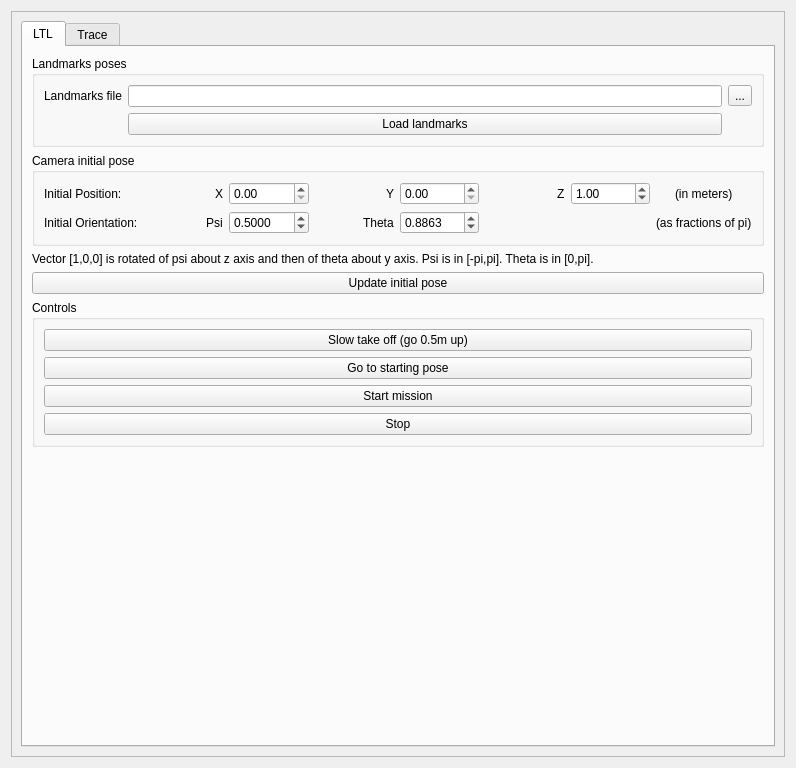
Above: gui/src/gui/choose_ltl_plan.ui from giorgiocorra/SML before the change. Below: the same form after it.
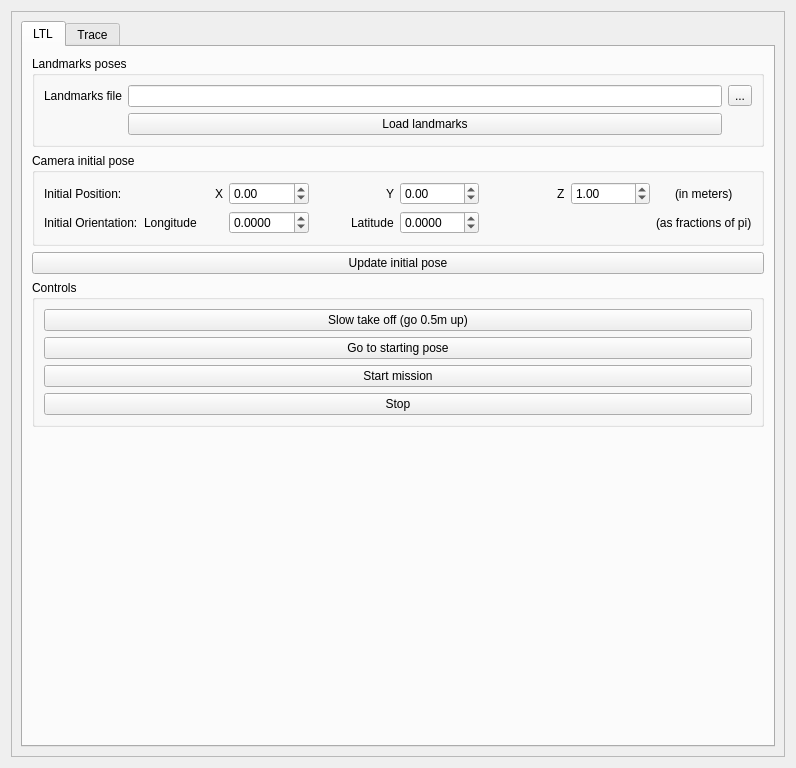
That is the form after the change.

Commit message: Changed angles in latitude-longitude configuration, working as matlab. Not using quad yaw.

The edit to the form file:
```diff
--- a/gui/src/gui/choose_ltl_plan.ui
+++ b/gui/src/gui/choose_ltl_plan.ui
@@ -89,7 +89,14 @@
                </widget>
               </item>
               <item row="0" column="2">
-               <widget class="QDoubleSpinBox" name="px"/>
+               <widget class="QDoubleSpinBox" name="px">
+                <property name="minimum">
+                 <double>-3.000000000000000</double>
+                </property>
+                <property name="maximum">
+                 <double>3.000000000000000</double>
+                </property>
+               </widget>
               </item>
               <item row="1" column="0">
                <widget class="QLabel" name="label_6">
@@ -113,7 +120,7 @@
                  <double>0.100000000000000</double>
                 </property>
                 <property name="value">
-                 <double>0.500000000000000</double>
+                 <double>0.000000000000000</double>
                 </property>
                </widget>
               </item>
@@ -146,7 +153,7 @@
                  <number>4</number>
                 </property>
                 <property name="minimum">
-                 <double>0.000000000000000</double>
+                 <double>-1.000000000000000</double>
                 </property>
                 <property name="maximum">
                  <double>1.000000000000000</double>
@@ -155,12 +162,19 @@
                  <double>0.100000000000000</double>
                 </property>
                 <property name="value">
-                 <double>0.886300000000000</double>
+                 <double>0.000000000000000</double>
                 </property>
                </widget>
               </item>
               <item row="0" column="4">
-               <widget class="QDoubleSpinBox" name="py"/>
+               <widget class="QDoubleSpinBox" name="py">
+                <property name="minimum">
+                 <double>-3.000000000000000</double>
+                </property>
+                <property name="maximum">
+                 <double>3.000000000000000</double>
+                </property>
+               </widget>
               </item>
               <item row="0" column="5" alignment="Qt::AlignRight">
                <widget class="QLabel" name="label_4">
@@ -169,13 +183,6 @@
                 </property>
                </widget>
               </item>
-              <item row="1" column="1" alignment="Qt::AlignRight">
-               <widget class="QLabel" name="label_7">
-                <property name="text">
-                 <string>Psi</string>
-                </property>
-               </widget>
-              </item>
               <item row="0" column="3" alignment="Qt::AlignRight">
                <widget class="QLabel" name="label_3">
                 <property name="text">
@@ -186,7 +193,7 @@
               <item row="1" column="3" alignment="Qt::AlignRight">
                <widget class="QLabel" name="label_8">
                 <property name="text">
-                 <string>Theta</string>
+                 <string>Latitude</string>
                 </property>
                </widget>
               </item>
@@ -204,16 +211,16 @@
                 </property>
                </widget>
               </item>
+              <item row="1" column="1">
+               <widget class="QLabel" name="label_7">
+                <property name="text">
+                 <string>Longitude</string>
+                </property>
+               </widget>
+              </item>
              </layout>
             </widget>
            </item>
-           <item>
-            <widget class="QLabel" name="label_11">
-             <property name="text">
-              <string>Vector [1,0,0] is rotated of psi about z axis and then of theta about y axis. Psi is in [-pi,pi]. Theta is in [0,pi].</string>
-             </property>
-            </widget>
-           </item>
            <item>
             <widget class="QPushButton" name="update_initial_pose">
              <property name="text">
```
The commit also changes 11 other files.
